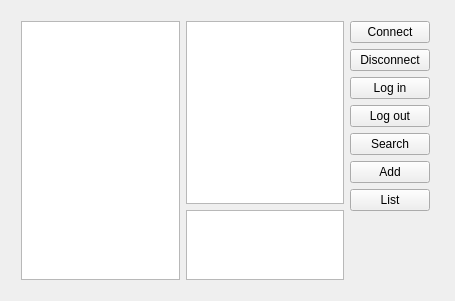
Qt form mywechat_client/mainwindow.ui (TeonSean/mywechat) before a commit.
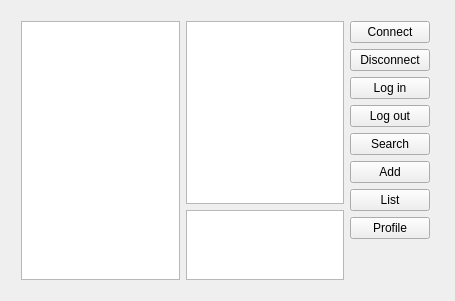
The same form after that commit.

The edit to the form file:
```diff
--- a/mywechat_client/mainwindow.ui
+++ b/mywechat_client/mainwindow.ui
@@ -102,6 +102,13 @@
          </property>
         </widget>
        </item>
+       <item>
+        <widget class="QPushButton" name="prof">
+         <property name="text">
+          <string>Profile</string>
+         </property>
+        </widget>
+       </item>
        <item>
         <layout class="QVBoxLayout" name="verticalLayout_3"/>
        </item>
```
